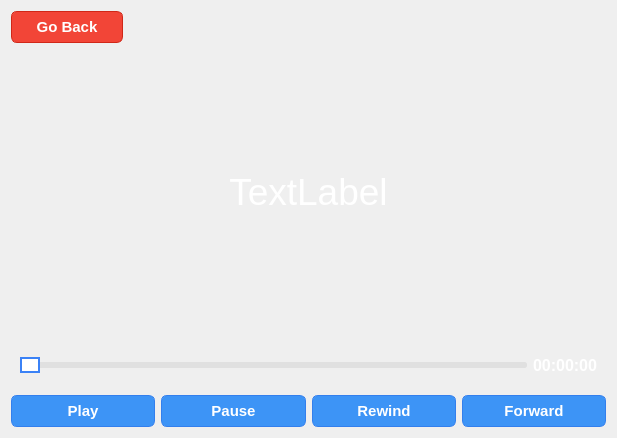
jarred-new/MayMayLauncher, file musicplayer.ui: the form before one commit.
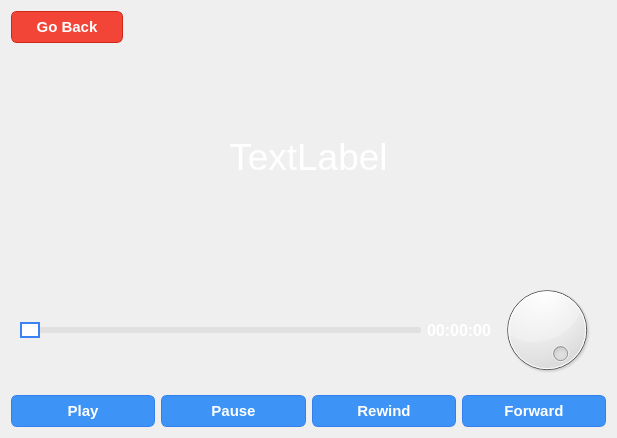
The form after the commit. Icons and pictures are not drawn.

Commit message: Added Volume Dial to Video, Music, and Midi Players

```diff
--- a/musicplayer.ui
+++ b/musicplayer.ui
@@ -200,7 +200,6 @@
          <font>
           <family>Arial</family>
           <pointsize>12</pointsize>
-          <weight>75</weight>
           <bold>true</bold>
          </font>
         </property>
@@ -213,7 +212,20 @@
          <string>00:00:00</string>
         </property>
         <property name="alignment">
-         <set>Qt::AlignCenter</set>
+         <set>Qt::AlignmentFlag::AlignCenter</set>
+        </property>
+       </widget>
+      </item>
+      <item>
+       <widget class="QDial" name="dial">
+        <property name="maximum">
+         <number>100</number>
+        </property>
+        <property name="singleStep">
+         <number>10</number>
+        </property>
+        <property name="value">
+         <number>100</number>
         </property>
        </widget>
       </item>
```
Left out of the diff: 14 changed lines with no effect on the pictures. The commit also changes 5 other files.
